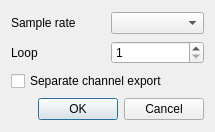
Before: the Qt Designer form BambooTracker/gui/wave_export_settings_dialog.ui in BambooTracker/BambooTracker, drawn with Qt 5.
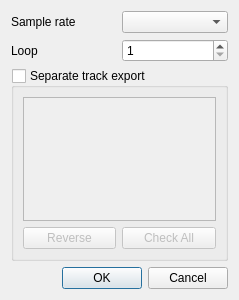
After: the same form once the commit is applied.

Commit message: Add export track selection in WAV export

```diff
--- a/BambooTracker/gui/wave_export_settings_dialog.ui
+++ b/BambooTracker/gui/wave_export_settings_dialog.ui
@@ -6,8 +6,8 @@
    <rect>
     <x>0</x>
     <y>0</y>
-    <width>215</width>
-    <height>132</height>
+    <width>239</width>
+    <height>300</height>
    </rect>
   </property>
   <property name="windowTitle">
@@ -49,10 +49,35 @@
     </widget>
    </item>
    <item row="2" column="0" colspan="2">
-    <widget class="QCheckBox" name="separateCheckBox">
-     <property name="text">
-      <string>Separate channel export</string>
+    <widget class="QGroupBox" name="tracksGroupBox">
+     <property name="title">
+      <string>Separate track export</string>
      </property>
+     <property name="checkable">
+      <bool>true</bool>
+     </property>
+     <property name="checked">
+      <bool>false</bool>
+     </property>
+     <layout class="QGridLayout" name="gridLayout_2">
+      <item row="1" column="0">
+       <widget class="QPushButton" name="reversePushButton">
+        <property name="text">
+         <string>Reverse</string>
+        </property>
+       </widget>
+      </item>
+      <item row="1" column="1">
+       <widget class="QPushButton" name="allPushButton">
+        <property name="text">
+         <string>Check All</string>
+        </property>
+       </widget>
+      </item>
+      <item row="0" column="0" colspan="2">
+       <widget class="QListWidget" name="tracksListWidget"/>
+      </item>
+     </layout>
     </widget>
    </item>
   </layout>
```
Left out of the diff: 25 changed lines with no effect on the pictures. The commit also changes 3 other files.
